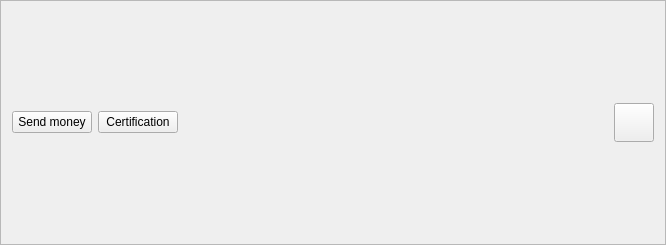
Before: the Qt Designer form src/sakia/gui/main_window/toolbar/toolbar.ui in duniter/sakia, drawn with Qt 5.
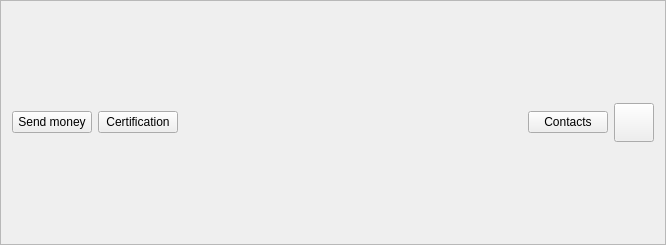
After: the same form once the commit is applied. Icons and pictures are not drawn.

Commit message: Auto complete search user using contacts

```diff
--- a/src/sakia/gui/main_window/toolbar/toolbar.ui
+++ b/src/sakia/gui/main_window/toolbar/toolbar.ui
@@ -73,6 +73,23 @@
      </property>
     </spacer>
    </item>
+   <item>
+    <widget class="QPushButton" name="button_contacts">
+     <property name="text">
+      <string>Contacts</string>
+     </property>
+     <property name="icon">
+      <iconset resource="../../../../../res/icons/icons.qrc">
+       <normaloff>:/icons/connect_icon</normaloff>:/icons/connect_icon</iconset>
+     </property>
+     <property name="iconSize">
+      <size>
+       <width>32</width>
+       <height>32</height>
+      </size>
+     </property>
+    </widget>
+   </item>
    <item>
     <widget class="QToolButton" name="toolbutton_menu">
      <property name="text">
```
The commit also changes 5 other files.
